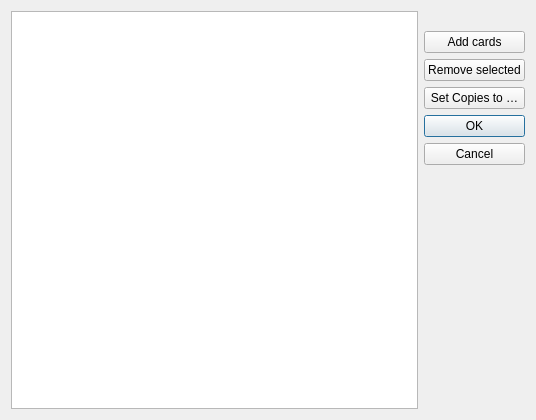
Above: mtg_proxy_printer/resources/ui/custom_card_import_dialog.ui from luziferius/MTGProxyPrinter before the change. Below: the same form after it.
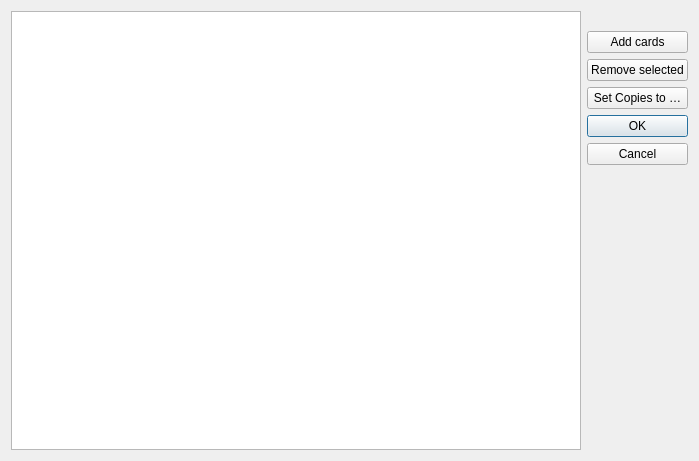
That is the form after the change. Icons and pictures are not drawn. Custom widgets are drawn as their Qt base class.

Commit message:
Implemented opening the custom card import wizard from an action in the main window
FossilOrigin-Name: 03c67497e2df4c7c64d09cff65564244ae0bbc3588e96621e6c34fcaa8a1c7f8

The edit to the form file:
```diff
--- a/mtg_proxy_printer/resources/ui/custom_card_import_dialog.ui
+++ b/mtg_proxy_printer/resources/ui/custom_card_import_dialog.ui
@@ -6,8 +6,8 @@
    <rect>
     <x>0</x>
     <y>0</y>
-    <width>536</width>
-    <height>420</height>
+    <width>699</width>
+    <height>461</height>
    </rect>
   </property>
   <property name="windowTitle">
```
The commit also changes 2 other files.
